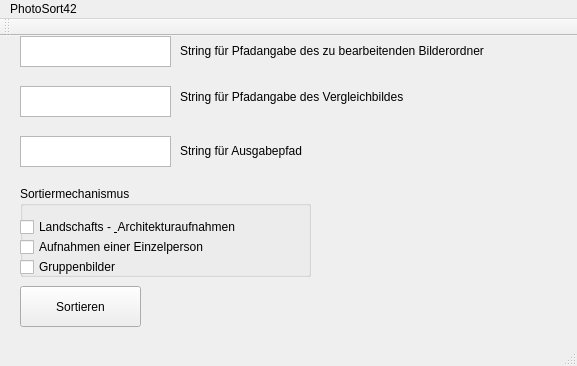
Above: src/mainwindow.ui from johorvath/photosort42 before the change. Below: the same form after it.
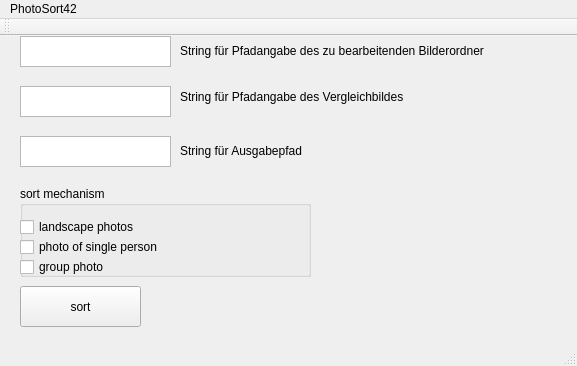
That is the form after the change.

Commit message: changed names in GUI from german to english

The edit to the form file:
```diff
--- a/src/mainwindow.ui
+++ b/src/mainwindow.ui
@@ -47,7 +47,7 @@
      </rect>
     </property>
     <property name="text">
-     <string>Sortieren</string>
+     <string>sort</string>
     </property>
    </widget>
    <widget class="QTextEdit" name="textEdit_compareInput">
@@ -106,7 +106,7 @@
      </rect>
     </property>
     <property name="title">
-     <string>Sortiermechanismus</string>
+     <string>sort mechanism</string>
     </property>
     <widget class="QCheckBox" name="checkBox_landscape">
      <property name="geometry">
@@ -118,7 +118,7 @@
       </rect>
      </property>
      <property name="text">
-      <string>Landschafts - &amp; Architekturaufnahmen</string>
+      <string>landscape photos</string>
      </property>
     </widget>
     <widget class="QCheckBox" name="checkBox_onePerson">
@@ -131,7 +131,7 @@
       </rect>
      </property>
      <property name="text">
-      <string>Aufnahmen einer Einzelperson</string>
+      <string>photo of single person</string>
      </property>
     </widget>
     <widget class="QCheckBox" name="checkBox_group">
@@ -144,7 +144,7 @@
       </rect>
      </property>
      <property name="text">
-      <string>Gruppenbilder</string>
+      <string>group photo</string>
      </property>
     </widget>
    </widget>
```
